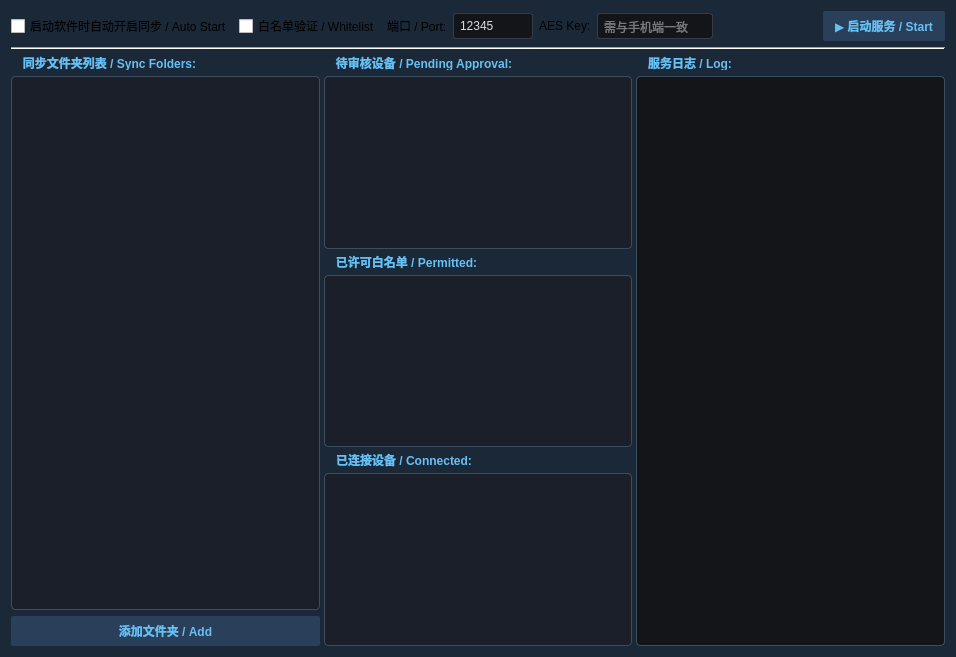
hanbinhsh/SD-LoRA-Manager, file syncwidget.ui: the form before one commit.
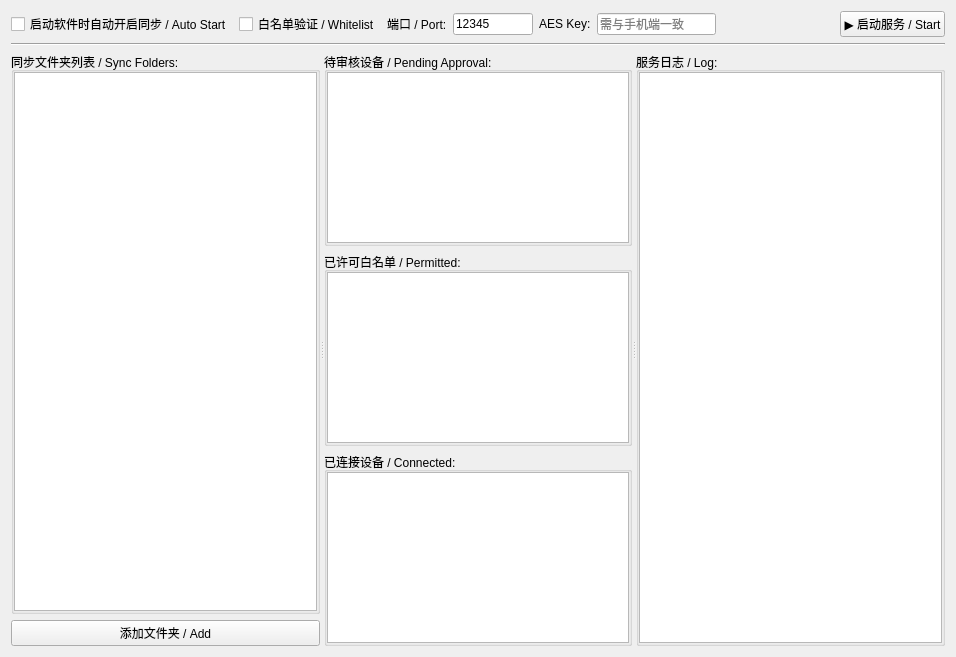
The form after the commit.

What changed in the file:
```diff
--- a/syncwidget.ui
+++ b/syncwidget.ui
@@ -10,82 +10,6 @@
     <height>657</height>
    </rect>
   </property>
-  <property name="styleSheet">
-   <string notr="true">/* 基础背景 */
-QWidget#SyncWidget { background-color: #1b2838; color: #dcdedf; }
-
-/* 分组框样式 */
-QGroupBox { 
-    border: 1px solid #3d4d5d; 
-    margin-top: 20px; 
-    font-weight: bold; 
-    color: #66c0f4; 
-    border-radius: 4px; 
-}
-QGroupBox::title { subcontrol-origin: margin; subcontrol-position: top left; left: 5px; padding: 0 5px; }
-
-/* === 列表与日志框背景=== */
-QListWidget, QTextEdit#logOutput { 
-    background-color: #1a1f29; 
-    color: #acb2b8;
-    border: 1px solid #1a1f29; 
-    border-radius: 4px;
-    outline: none;
-}
-
-QTextEdit#logOutput { 
-    background-color: #131519; 
-    border: 1px solid #131519; 
-}
-
-QListWidget::viewport, QTextEdit#logOutput::viewport {
-    background-color: transparent;
-    border: none;
-}
-
-QListWidget::item { 
-    background-color: transparent; 
-    border: none; 
-    padding: 0px; 
-    margin: 0px; 
-}
-QListWidget::item:hover, QListWidget::item:selected { 
-    background-color: transparent; 
-    border: none; 
-}
-
-QWidget#rowWidget {
-    background-color: transparent;
-    border-radius: 4px;
-    margin: 2px;
-}
-QWidget#rowWidget:hover {
-    background-color: #212831;
-}
-
-/* 输入框样式 */
-QLineEdit { 
-    background-color: #131519; 
-    border: 1px solid #363c46; 
-    color: #dcdedf; 
-    padding: 4px; 
-    border-radius: 3px; 
-}
-
-/* 按钮样式 */
-QPushButton { 
-    background-color: #2a3f5a; 
-    border-radius: 2px; 
-    color: #66c0f4; 
-    border: none; 
-    padding: 6px 12px;
-    font-weight: bold;
-}
-QPushButton:hover { background-color: #3d5677; color: #ffffff; }
-
-/* 启动/停止按钮特殊颜色 */
-QPushButton#btnStart[running=&quot;true&quot;] { background-color: #3c1919; color: #ff4c4c; border: 1px solid #ff4c4c; }</string>
-  </property>
   <layout class="QGridLayout" name="gridLayout">
    <item row="0" column="0">
     <layout class="QHBoxLayout" name="horizontalLayout">
@@ -171,11 +95,6 @@
    </item>
    <item row="2" column="0">
     <widget class="QSplitter" name="splitter">
-     <property name="styleSheet">
-      <string notr="true">QSplitter::handle {
-background-color: #1b2838;
-}</string>
-     </property>
      <property name="orientation">
       <enum>Qt::Orientation::Horizontal</enum>
      </property>
@@ -201,9 +120,6 @@
           </property>
           <item>
            <widget class="QListWidget" name="listFolders">
-            <property name="styleSheet">
-             <string notr="true"/>
-            </property>
             <property name="lineWidth">
              <number>0</number>
             </property>
```
